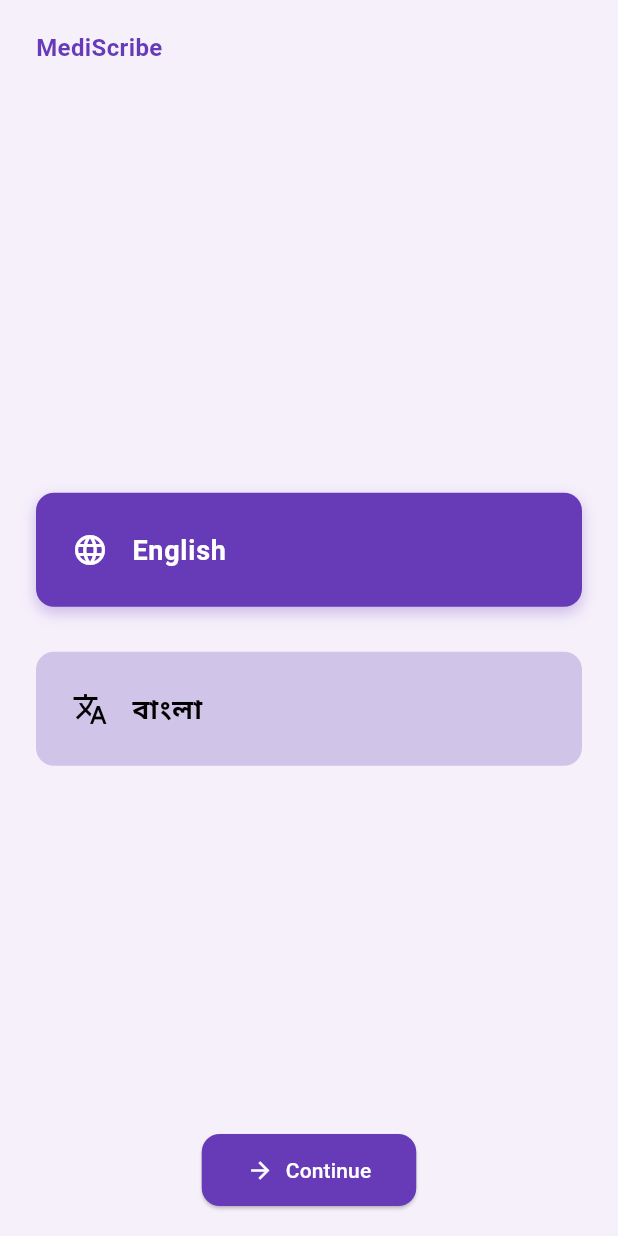
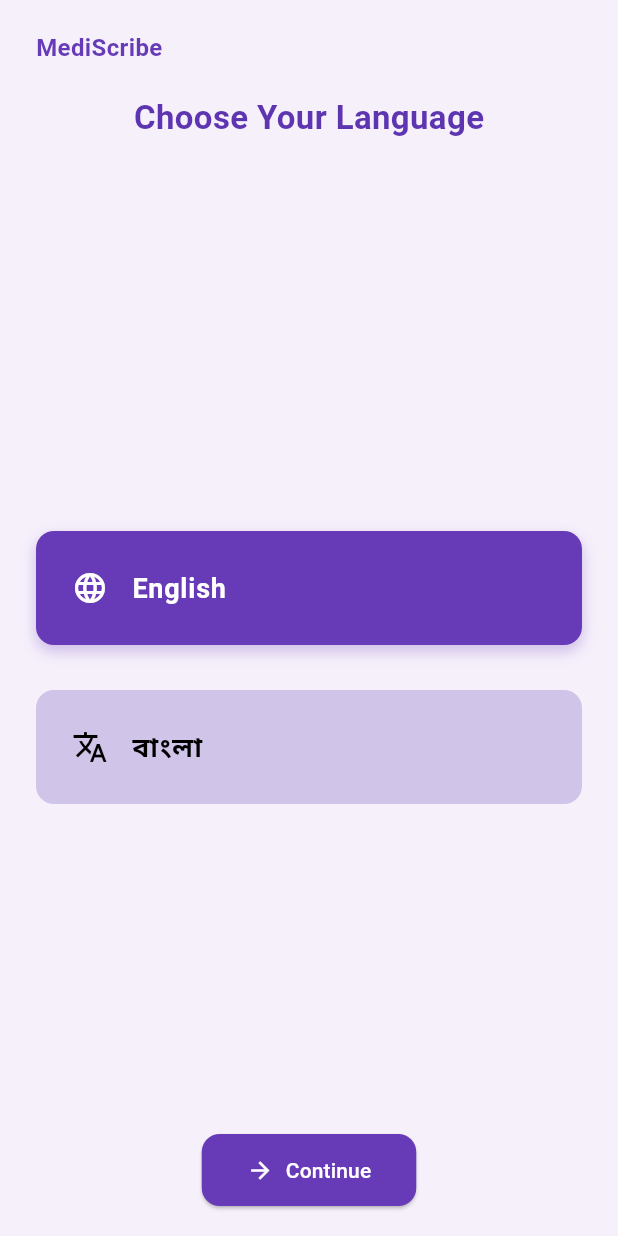
Before and after one commit to Godsaptarshifrtw/MediScribe, a Flutter app: the LanguageScreen screen opened by its route, after a tap on "English", on a phone screen of 412 x 824 dp. Run offline on Flutter 3.47's test engine with Material 3 defaults, Android fonts, the light colour scheme and no system bars; our stand-ins replace file_picker, firebase_core, get, google_fonts, image_picker; missing offline and left inert: flutter_pdfview; accounts and stored records are empty.

Commit message:
Added language selection screen with getx UI

```diff
--- /dev/null
+++ b/lib/controllers/component_controllers/language_controller.dart
@@ -0,0 +1,15 @@
+import 'package:get/get.dart';
+
+class LanguageController extends GetxController {
+  var selectedLanguage = ''.obs;
+
+  void selectLanguage(String languageCode) {
+    selectedLanguage.value = languageCode;
+  }
+
+  void proceed() {
+    if (selectedLanguage.isNotEmpty) {
+      Get.toNamed('/onboarding');
+    }
+  }
+}
--- a/lib/main.dart
+++ b/lib/main.dart
@@ -32,7 +32,7 @@ class MyApp extends StatelessWidget {
       ),
       initialRoute: '/language',
       getPages: [
-        GetPage(name: '/language', page: () => const LanguageScreen()),
+        GetPage(name: '/language', page: () =>  LanguageScreen()),
         GetPage(name: '/onboarding', page: () =>  OnboardingScreen()),
         GetPage(name: '/home', page: () =>  HomeScreen()),
       ],
--- a/lib/screens/language selection_screen.dart
+++ b/lib/screens/language selection_screen.dart
@@ -1,27 +1,12 @@
 import 'package:flutter/material.dart';
 import 'package:get/get.dart';
+import '../controllers/component_controllers/language_controller.dart';
 
-class LanguageScreen extends StatefulWidget {
-  const LanguageScreen({super.key});
 
-  @override
-  State<LanguageScreen> createState() => _LanguageScreenState();
-}
+class LanguageScreen extends StatelessWidget {
+  LanguageScreen({super.key});
 
-class _LanguageScreenState extends State<LanguageScreen> {
-  String? _selectedLanguage;
-
-  void _selectLanguage(String languageCode) {
-    setState(() {
-      _selectedLanguage = languageCode;
-    });
-  }
-
-  void _proceed() {
-    if (_selectedLanguage != null) {
-      Get.toNamed('/onboarding');
-    }
-  }
+  final LanguageController controller = Get.put(LanguageController());
 
   @override
   Widget build(BuildContext context) {
@@ -43,14 +28,23 @@ class _LanguageScreenState extends State<LanguageScreen> {
                 ),
               ),
 
+              const SizedBox(height: 20),
+
+              // Heading
+              const Center(
+                child: Text(
+                  'Choose Your Language',
+                  style: TextStyle(
+                    fontSize: 22,
+                    fontWeight: FontWeight.bold,
+                    color: Color(0xFF5E35B1),
+                  ),
+                ),
+              ),
+
               const SizedBox(height: 40),
 
-              // "Choose Your Language" heading
-
-
-
-
-              // Centered Language Options
+              // Language Options
               Expanded(
                 child: Column(
                   mainAxisAlignment: MainAxisAlignment.center,
@@ -63,10 +57,10 @@ class _LanguageScreenState extends State<LanguageScreen> {
               ),
 
               // Continue Button
-              if (_selectedLanguage != null)
-                Center(
+              Obx(() => controller.selectedLanguage.isNotEmpty
+                  ? Center(
                 child: ElevatedButton.icon(
-                    onPressed: _proceed,
+                  onPressed: controller.proceed,
                   icon: const Icon(Icons.arrow_forward),
                   label: const Text('Continue'),
                   style: ElevatedButton.styleFrom(
@@ -78,7 +72,8 @@ class _LanguageScreenState extends State<LanguageScreen> {
                     ),
                   ),
                 ),
-                ),
+              )
+                  : const SizedBox.shrink()),
             ],
           ),
         ),
@@ -87,7 +82,8 @@ class _LanguageScreenState extends State<LanguageScreen> {
   }
 
   Widget _buildLanguageButton(String text, String code, IconData icon) {
-    final bool isSelected = _selectedLanguage == code;
+    return Obx(() {
+      final bool isSelected = controller.selectedLanguage.value == code;
 
       return AnimatedContainer(
         duration: const Duration(milliseconds: 200),
@@ -115,8 +111,9 @@ class _LanguageScreenState extends State<LanguageScreen> {
               fontWeight: FontWeight.w600,
             ),
           ),
-        onTap: () => _selectLanguage(code),
+          onTap: () => controller.selectLanguage(code),
         ),
       );
+    });
   }
 }
```
Lines whose indentation alone changed are shown as unchanged.
